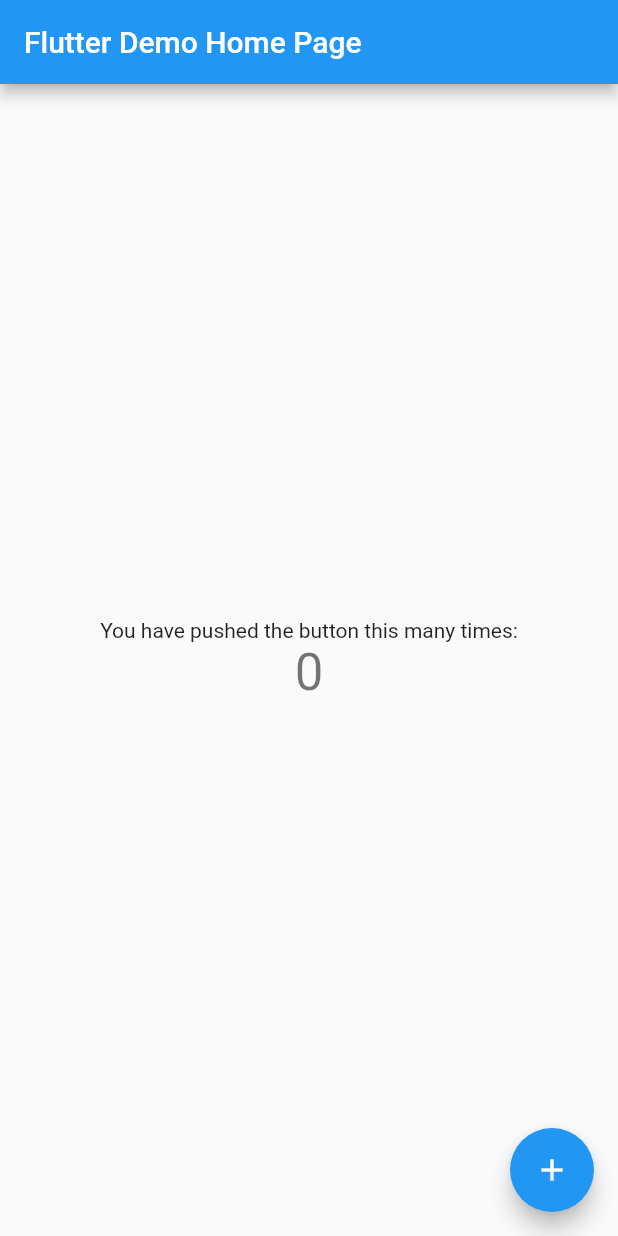
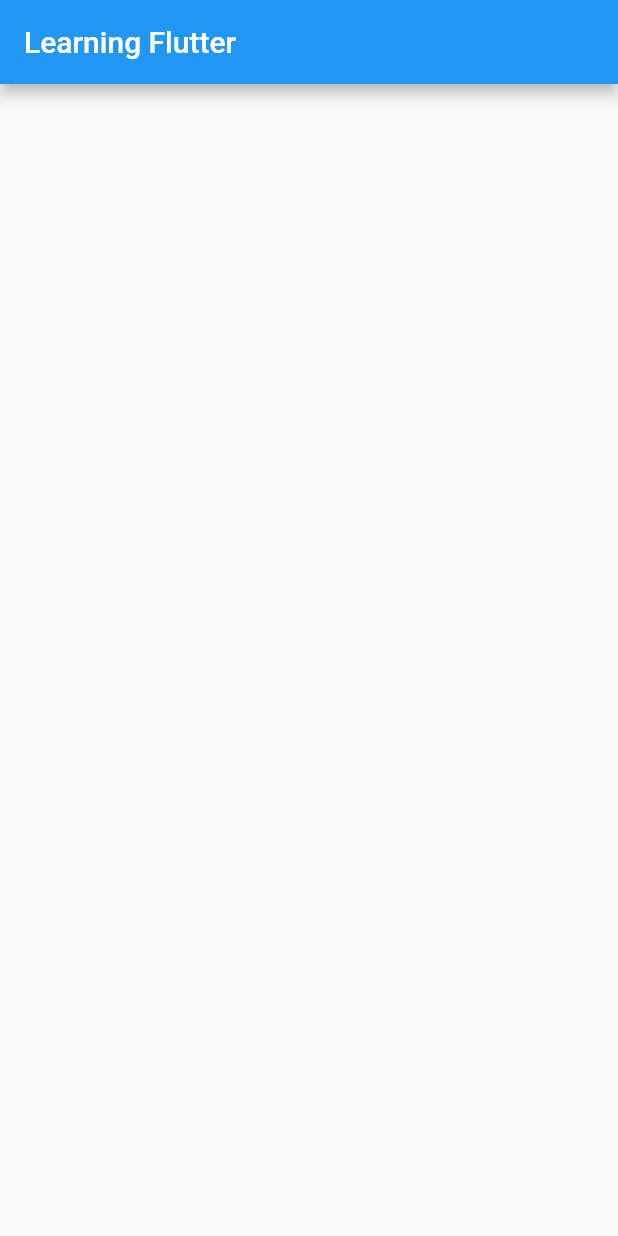
Before and after one commit to Three-Musketeers-IF-C-Sore/learningflutter_threemusketeers_ifcsore, a Flutter app: the screen it shows after launch, on a phone screen of 412 x 824 dp. Run offline on Flutter 3.47's test engine with Material 2 defaults, Android fonts, the phone set to English and light mode, and no system bars.

Commit message:
clear main.dart

```diff
--- a/lib/main.dart
+++ b/lib/main.dart
@@ -7,39 +7,20 @@ void main() {
 class MyApp extends StatelessWidget {
   const MyApp({super.key});
 
-  // This widget is the root of your application.
   @override
   Widget build(BuildContext context) {
     return MaterialApp(
-      title: 'Flutter Demo',
+      title: 'Flutter',
       theme: ThemeData(
-        // This is the theme of your application.
-        //
-        // Try running your application with "flutter run". You'll see the
-        // application has a blue toolbar. Then, without quitting the app, try
-        // changing the primarySwatch below to Colors.green and then invoke
-        // "hot reload" (press "r" in the console where you ran "flutter run",
-        // or simply save your changes to "hot reload" in a Flutter IDE).
-        // Notice that the counter didn't reset back to zero; the application
-        // is not restarted.
         primarySwatch: Colors.blue,
       ),
-      home: const MyHomePage(title: 'Flutter Demo Home Page'),
+      home: const MyHomePage(title: 'Learning Flutter'),
     );
   }
 }
 
 class MyHomePage extends StatefulWidget {
   const MyHomePage({super.key, required this.title});
-
-  // This widget is the home page of your application. It is stateful, meaning
-  // that it has a State object (defined below) that contains fields that affect
-  // how it looks.
-
-  // This class is the configuration for the state. It holds the values (in this
-  // case the title) provided by the parent (in this case the App widget) and
-  // used by the build method of the State. Fields in a Widget subclass are
-  // always marked "final".
 
   final String title;
 
@@ -48,68 +29,17 @@ class MyHomePage extends StatefulWidget {
 }
 
 class _MyHomePageState extends State<MyHomePage> {
-  int _counter = 0;
-
-  void _incrementCounter() {
-    setState(() {
-      // This call to setState tells the Flutter framework that something has
-      // changed in this State, which causes it to rerun the build method below
-      // so that the display can reflect the updated values. If we changed
-      // _counter without calling setState(), then the build method would not be
-      // called again, and so nothing would appear to happen.
-      _counter++;
-    });
-  }
 
   @override
   Widget build(BuildContext context) {
-    // This method is rerun every time setState is called, for instance as done
-    // by the _incrementCounter method above.
-    //
-    // The Flutter framework has been optimized to make rerunning build methods
-    // fast, so that you can just rebuild anything that needs updating rather
-    // than having to individually change instances of widgets.
     return Scaffold(
       appBar: AppBar(
-        // Here we take the value from the MyHomePage object that was created by
-        // the App.build method, and use it to set our appbar title.
         title: Text(widget.title),
       ),
       body: Center(
-        // Center is a layout widget. It takes a single child and positions it
-        // in the middle of the parent.
         child: Column(
-          // Column is also a layout widget. It takes a list of children and
-          // arranges them vertically. By default, it sizes itself to fit its
-          // children horizontally, and tries to be as tall as its parent.
-          //
-          // Invoke "debug painting" (press "p" in the console, choose the
-          // "Toggle Debug Paint" action from the Flutter Inspector in Android
-          // Studio, or the "Toggle Debug Paint" command in Visual Studio Code)
-          // to see the wireframe for each widget.
-          //
-          // Column has various properties to control how it sizes itself and
-          // how it positions its children. Here we use mainAxisAlignment to
-          // center the children vertically; the main axis here is the vertical
-          // axis because Columns are vertical (the cross axis would be
-          // horizontal).
-          mainAxisAlignment: MainAxisAlignment.center,
-          children: <Widget>[
-            const Text(
-              'You have pushed the button this many times:',
-            ),
-            Text(
-              '$_counter',
-              style: Theme.of(context).textTheme.headlineMedium,
-            ),
-          ],
         ),
       ),
-      floatingActionButton: FloatingActionButton(
-        onPressed: _incrementCounter,
-        tooltip: 'Increment',
-        child: const Icon(Icons.add),
-      ), // This trailing comma makes auto-formatting nicer for build methods.
     );
   }
 }
```
